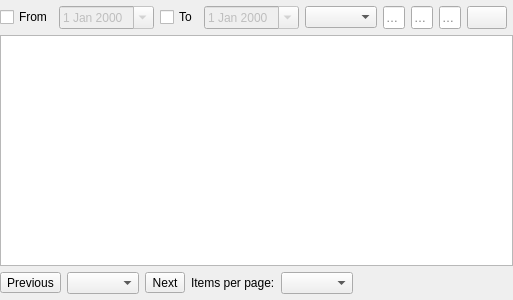
The window that source/client/desktop/management/router_access_log_widget.ui (dchapyshev/aspia) describes before a commit, drawn with Qt 5.
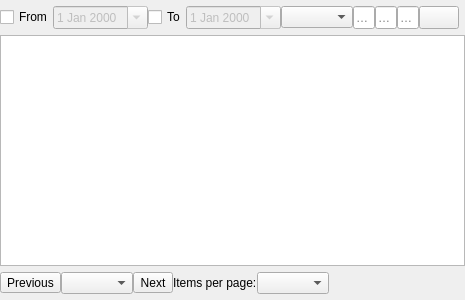
The same window after the commit. Icons and pictures are not drawn. Custom widgets are drawn as their Qt base class.

```diff
--- a/source/client/desktop/management/router_access_log_widget.ui
+++ b/source/client/desktop/management/router_access_log_widget.ui
@@ -11,6 +11,9 @@
    </rect>
   </property>
   <layout class="QVBoxLayout" name="verticalLayout">
+   <property name="spacing">
+    <number>0</number>
+   </property>
    <property name="leftMargin">
     <number>0</number>
    </property>
@@ -31,6 +34,9 @@
      <property name="rightMargin">
       <number>6</number>
      </property>
+     <property name="bottomMargin">
+      <number>6</number>
+     </property>
      <item>
       <widget class="QCheckBox" name="check_filter_from">
        <property name="text">
@@ -169,6 +175,9 @@
    </item>
    <item>
     <layout class="QHBoxLayout" name="layout_pagination">
+     <property name="topMargin">
+      <number>6</number>
+     </property>
      <property name="rightMargin">
       <number>6</number>
      </property>
```
